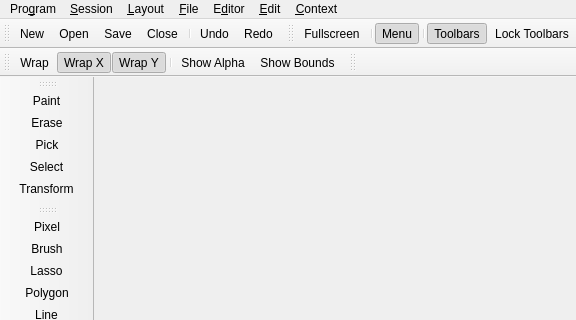
Old version of the form mainwindow.ui in the repository not-surt/SimPix; both pictures show x 0 to 576 and y 0 to 320 of the 930 by 494 pixel window.
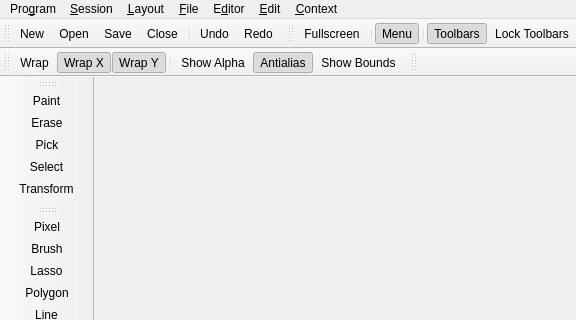
New version of the form. Icons and pictures are not drawn. Custom widgets are drawn as their Qt base class.

Commit message: Editor antialias toggle plus misc.

```diff
--- a/mainwindow.ui
+++ b/mainwindow.ui
@@ -258,6 +258,7 @@
    <addaction name="actionWrapY"/>
    <addaction name="separator"/>
    <addaction name="actionShowAlpha"/>
+   <addaction name="actionAntialias"/>
    <addaction name="actionShowBounds"/>
   </widget>
   <widget class="QToolBar" name="toolBarMode">
@@ -1020,6 +1021,17 @@
     <string>Grid Space</string>
    </property>
   </action>
+  <action name="actionAntialias">
+   <property name="checkable">
+    <bool>true</bool>
+   </property>
+   <property name="checked">
+    <bool>true</bool>
+   </property>
+   <property name="text">
+    <string>Antialias</string>
+   </property>
+  </action>
  </widget>
  <layoutdefault spacing="6" margin="11"/>
  <customwidgets>
```
The commit also changes 8 other files.
